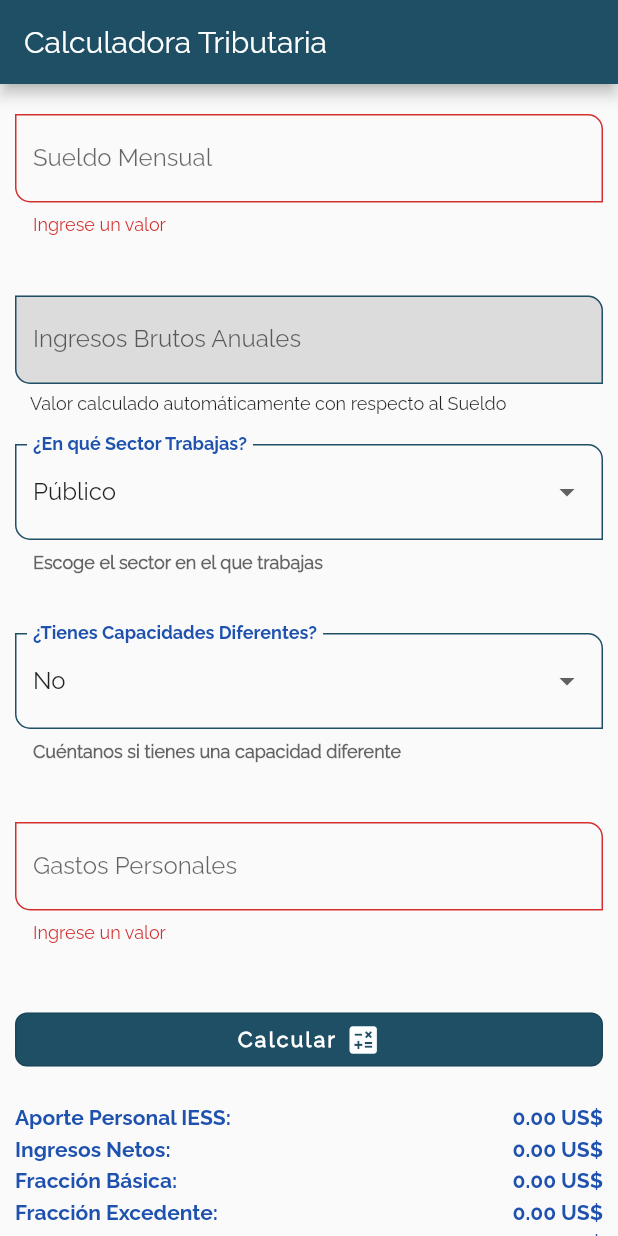
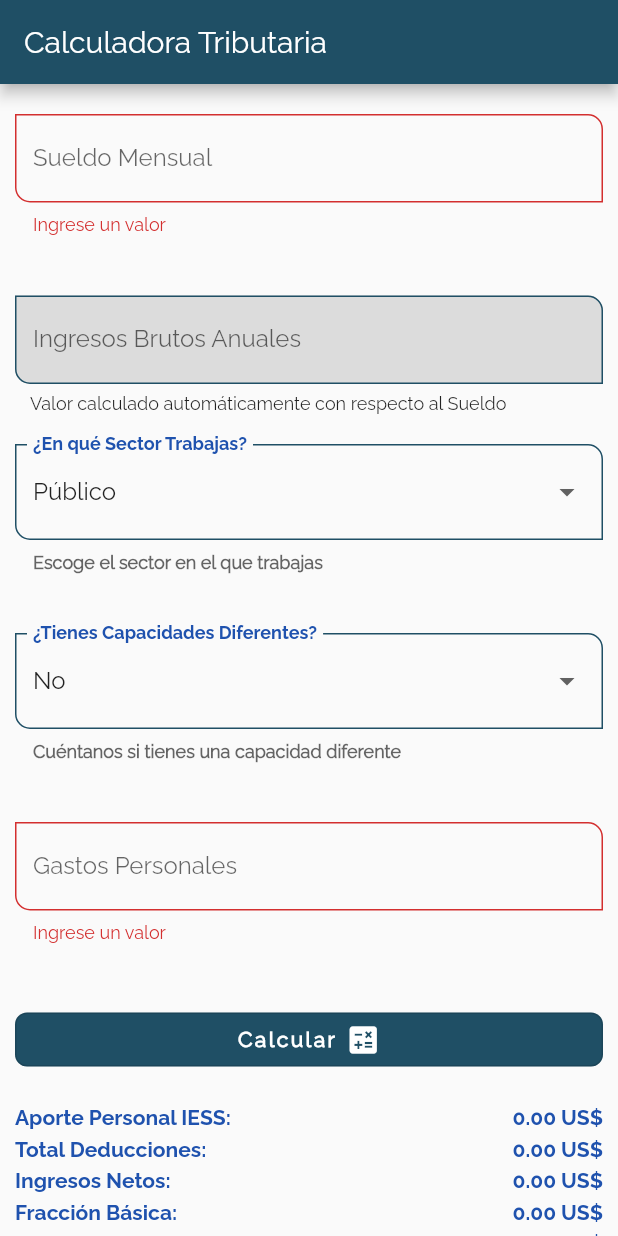
Before and after one commit to alexneighbournew/flutter-test, a Flutter app: the screen it shows after launch, scrolled down 576 dp, after a tap on "Calcular", on a phone screen of 412 x 824 dp. Run offline on Flutter 3.47's test engine with Material 2 defaults, Android fonts, the phone set to English and light mode, and no system bars.

Commit message:
- se incluye cálculo para capacidades diferentes (aunque solo se suma el total de Deducciones pero no se realiza ninguna operación con ese valor). - se finaliza de realizar los cálculos que se lograron entender de acuerdo a la explicación obtenida.

```diff
--- a/gbc_calculator_app/app/gbc_calculator_app/lib/helpers/config_helper.dart
+++ b/gbc_calculator_app/app/gbc_calculator_app/lib/helpers/config_helper.dart
@@ -130,7 +130,19 @@ class Config {
   static double getTotalTaxToPay( double totalTax, double discount  ) {
     double totalTaxPay = totalTax - discount;
 
-    return totalTaxPay < 0 ? 0.0 : totalTax;
+    return totalTaxPay < 0 ? 0.0 : totalTaxPay;
+  }
+
+  static double getEmployerWithholding( double totalTaxToPay ) {
+    return totalTaxToPay / 12;
+  }
+
+  static double getDifferentCapacityDeduction( int percentDifferentCaps ) {
+    return 22620 * ( percentDifferentCaps / 100 );
+  }
+
+  static double getTotalDeductions( double personalContribution, double differentCapacityDeduction ) {
+    return personalContribution + differentCapacityDeduction;
   }
 
 }
--- a/gbc_calculator_app/app/gbc_calculator_app/lib/pages/calculator_page.dart
+++ b/gbc_calculator_app/app/gbc_calculator_app/lib/pages/calculator_page.dart
@@ -54,8 +54,11 @@ class _FormState extends State<_Form> {
     double taxOnBasicFraction   = 0;
     double taxOnSurplusFraction = 0;
     double totalTax             = 0;
+    double totalTaxToPay        = 0;
+    double employerWithholding  = 0;
     double discountForPersonalExpenses = 0;
-    double totalTaxToPay = 0;
+    double differentCapacityDeduction  = 0;
+    double totalDeductions  = 0;
 
     CalculatorFormProvider calcFormPrvd = Provider.of<CalculatorFormProvider>(context);
 
@@ -249,6 +252,12 @@ class _FormState extends State<_Form> {
                         personalContribution);
                     calcFormPrvd.netIncome = netIncome;
 
+                    differentCapacityDeduction = Config.getDifferentCapacityDeduction( int.parse( formValues['percentsDifferentCaps']!  ) );
+                    calcFormPrvd.differentCapacityDeduction = differentCapacityDeduction;
+
+                    totalDeductions = Config.getTotalDeductions(personalContribution, differentCapacityDeduction);
+                    calcFormPrvd.totalDeductions = totalDeductions;
+
                     basicFraction = Config.getBasicFraction( netIncome );
                     calcFormPrvd.basicFraction = basicFraction;
 
@@ -269,6 +278,9 @@ class _FormState extends State<_Form> {
 
                     totalTaxToPay = Config.getTotalTaxToPay(totalTax, discountForPersonalExpenses);
                     calcFormPrvd.totalTaxToPay = totalTaxToPay;
+
+                    employerWithholding = Config.getEmployerWithholding( totalTaxToPay );
+                    calcFormPrvd.employerWithholding = employerWithholding;
 
                   },
                   child: Row(
@@ -315,6 +327,28 @@ class _Results extends StatelessWidget {
               Expanded(child: Container()),
               Text('${calcFormPrvd.personalContribution.toStringAsFixed(2)} US\$',
                   style: AppTheme.resultStyle),
+            ],
+          ),
+          if ( calcFormPrvd.differentCapacityDeduction > 0 )
+            Column(
+                children: [
+                  const SizedBox(height: 5),
+                  Row(
+                  children: [
+                    Text('Deducción por Capacidad Diferente:', style: AppTheme.resultStyle),
+                    Expanded(child: Container()),
+                    Text('${calcFormPrvd.differentCapacityDeduction.toStringAsFixed(2)} US\$',
+                        style: AppTheme.resultStyle),
+                  ],
+                ),
+                ],
+            ),
+          const SizedBox(height: 5),
+          Row(
+            children: [
+              Text('Total Deducciones:', style: AppTheme.resultStyle),
+              Expanded(child: Container()),
+              Text('${calcFormPrvd.totalDeductions.toStringAsFixed(2)} US\$', style: AppTheme.resultStyle),
             ],
           ),
           const SizedBox(height: 5),
@@ -385,7 +419,20 @@ class _Results extends StatelessWidget {
               Expanded(child: Container()),
               Text('${ calcFormPrvd.totalTaxToPay.toStringAsFixed( 2 ) } US\$', style: AppTheme.resultStyle),
             ],
-          )
+          ),
+          if ( calcFormPrvd.employerWithholding > 0 )
+            Column(
+              children: [
+                const SizedBox(height: 5),
+                Row(
+                  children: [
+                    Text('Tu empleador te rentendrá mensualmente:', style: AppTheme.resultStyle),
+                    Expanded(child: Container()),
+                    Text('${ calcFormPrvd.employerWithholding.toStringAsFixed( 2 ) } US\$', style: AppTheme.resultStyle),
+                  ],
+                ),
+              ],
+            )
         ],
       ),
     );
--- a/gbc_calculator_app/app/gbc_calculator_app/lib/providers/calculator_form_provider.dart
+++ b/gbc_calculator_app/app/gbc_calculator_app/lib/providers/calculator_form_provider.dart
@@ -103,4 +103,34 @@ class CalculatorFormProvider extends ChangeNotifier {
 
 
 
+  double _employerWithholding = 0.0;
+
+  double get employerWithholding => _employerWithholding;
+
+  set employerWithholding ( double employerWithholding ) {
+    _employerWithholding = employerWithholding;
+    notifyListeners();
+  }
+
+
+  double _differentCapacityDeduction = 0.0;
+
+  double get differentCapacityDeduction => _differentCapacityDeduction;
+
+  set differentCapacityDeduction ( double differentCapacityDeduction ) {
+    _differentCapacityDeduction = differentCapacityDeduction;
+    notifyListeners();
+  }
+
+  double _totalDeductions = 0.0;
+
+  double get totalDeductions => _totalDeductions;
+
+  set totalDeductions ( double totalDeductions ) {
+    _totalDeductions = totalDeductions;
+    notifyListeners();
+  }
+
+
+
 }
```
